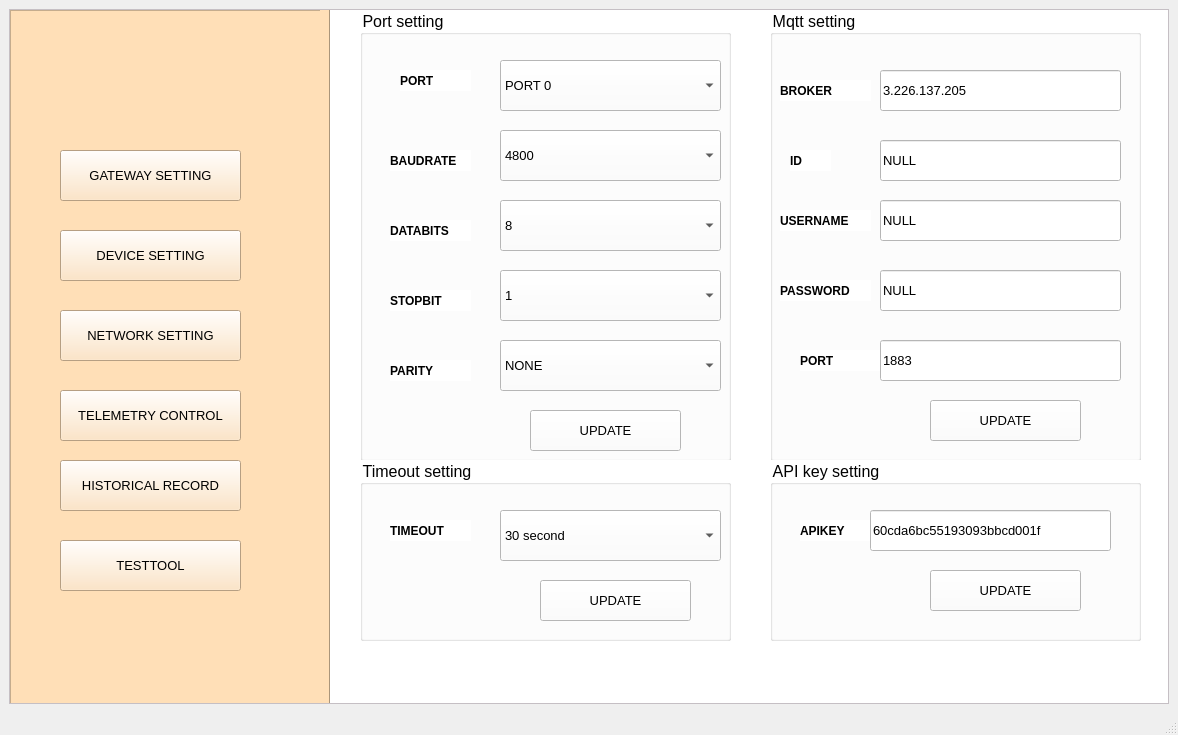
This is Thesis/configUI/NEWUI/gateway.ui in tnt310/ptn209b3 as Qt 5 draws it before an edit. The edited form follows.
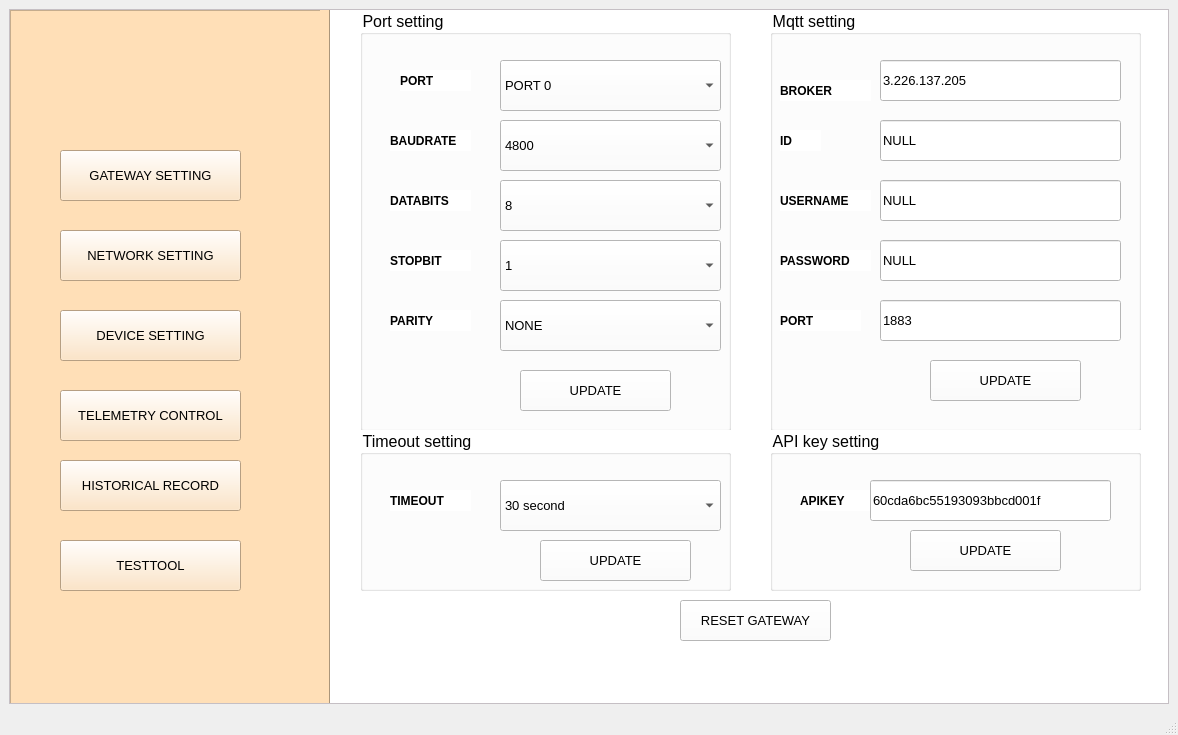
This is the edited form.

Patch:
```diff
--- a/Thesis/configUI/NEWUI/gateway.ui
+++ b/Thesis/configUI/NEWUI/gateway.ui
@@ -55,7 +55,7 @@
          <property name="geometry">
           <rect>
            <x>50</x>
-           <y>300</y>
+           <y>220</y>
            <width>181</width>
            <height>51</height>
           </rect>
@@ -92,7 +92,7 @@
          <property name="geometry">
           <rect>
            <x>50</x>
-           <y>220</y>
+           <y>300</y>
            <width>181</width>
            <height>51</height>
           </rect>
@@ -205,7 +205,7 @@
            <x>30</x>
            <y>0</y>
            <width>371</width>
-           <height>451</height>
+           <height>421</height>
           </rect>
          </property>
          <property name="font">
@@ -265,7 +265,7 @@
           <property name="geometry">
            <rect>
             <x>140</x>
-            <y>120</y>
+            <y>110</y>
             <width>221</width>
             <height>51</height>
            </rect>
@@ -305,7 +305,7 @@
           <property name="geometry">
            <rect>
             <x>30</x>
-            <y>140</y>
+            <y>120</y>
             <width>81</width>
             <height>21</height>
            </rect>
@@ -325,7 +325,7 @@
           <property name="geometry">
            <rect>
             <x>30</x>
-            <y>210</y>
+            <y>180</y>
             <width>81</width>
             <height>21</height>
            </rect>
@@ -345,7 +345,7 @@
           <property name="geometry">
            <rect>
             <x>140</x>
-            <y>190</y>
+            <y>170</y>
             <width>221</width>
             <height>51</height>
            </rect>
@@ -370,7 +370,7 @@
           <property name="geometry">
            <rect>
             <x>30</x>
-            <y>280</y>
+            <y>240</y>
             <width>81</width>
             <height>21</height>
            </rect>
@@ -390,7 +390,7 @@
           <property name="geometry">
            <rect>
             <x>140</x>
-            <y>260</y>
+            <y>230</y>
             <width>221</width>
             <height>51</height>
            </rect>
@@ -415,7 +415,7 @@
           <property name="geometry">
            <rect>
             <x>30</x>
-            <y>350</y>
+            <y>300</y>
             <width>81</width>
             <height>21</height>
            </rect>
@@ -435,7 +435,7 @@
           <property name="geometry">
            <rect>
             <x>140</x>
-            <y>330</y>
+            <y>290</y>
             <width>221</width>
             <height>51</height>
            </rect>
@@ -459,8 +459,8 @@
          <widget class="QPushButton" name="updateport">
           <property name="geometry">
            <rect>
-            <x>170</x>
-            <y>400</y>
+            <x>160</x>
+            <y>360</y>
             <width>151</width>
             <height>41</height>
            </rect>
@@ -481,7 +481,7 @@
            <x>440</x>
            <y>0</y>
            <width>371</width>
-           <height>451</height>
+           <height>421</height>
           </rect>
          </property>
          <property name="font">
@@ -517,7 +517,7 @@
           <property name="geometry">
            <rect>
             <x>10</x>
-            <y>200</y>
+            <y>180</y>
             <width>91</width>
             <height>21</height>
            </rect>
@@ -537,7 +537,7 @@
           <property name="geometry">
            <rect>
             <x>10</x>
-            <y>270</y>
+            <y>240</y>
             <width>91</width>
             <height>21</height>
            </rect>
@@ -556,8 +556,8 @@
          <widget class="QLabel" name="label_26">
           <property name="geometry">
            <rect>
-            <x>30</x>
-            <y>340</y>
+            <x>10</x>
+            <y>300</y>
             <width>81</width>
             <height>21</height>
            </rect>
@@ -577,7 +577,7 @@
           <property name="geometry">
            <rect>
             <x>160</x>
-            <y>390</y>
+            <y>350</y>
             <width>151</width>
             <height>41</height>
            </rect>
@@ -595,7 +595,7 @@
           <property name="geometry">
            <rect>
             <x>110</x>
-            <y>60</y>
+            <y>50</y>
             <width>241</width>
             <height>41</height>
            </rect>
@@ -613,7 +613,7 @@
           <property name="geometry">
            <rect>
             <x>110</x>
-            <y>190</y>
+            <y>170</y>
             <width>241</width>
             <height>41</height>
            </rect>
@@ -631,7 +631,7 @@
           <property name="geometry">
            <rect>
             <x>110</x>
-            <y>260</y>
+            <y>230</y>
             <width>241</width>
             <height>41</height>
            </rect>
@@ -649,7 +649,7 @@
           <property name="geometry">
            <rect>
             <x>110</x>
-            <y>330</y>
+            <y>290</y>
             <width>241</width>
             <height>41</height>
            </rect>
@@ -667,7 +667,7 @@
           <property name="geometry">
            <rect>
             <x>110</x>
-            <y>130</y>
+            <y>110</y>
             <width>241</width>
             <height>41</height>
            </rect>
@@ -684,8 +684,8 @@
          <widget class="QLabel" name="label_27">
           <property name="geometry">
            <rect>
-            <x>20</x>
-            <y>140</y>
+            <x>10</x>
+            <y>120</y>
             <width>41</width>
             <height>21</height>
            </rect>
@@ -706,9 +706,9 @@
          <property name="geometry">
           <rect>
            <x>30</x>
-           <y>450</y>
+           <y>420</y>
            <width>371</width>
-           <height>181</height>
+           <height>161</height>
           </rect>
          </property>
          <property name="font">
@@ -793,7 +793,7 @@
           <property name="geometry">
            <rect>
             <x>180</x>
-            <y>120</y>
+            <y>110</y>
             <width>151</width>
             <height>41</height>
            </rect>
@@ -812,9 +812,9 @@
          <property name="geometry">
           <rect>
            <x>440</x>
-           <y>450</y>
+           <y>420</y>
            <width>371</width>
-           <height>181</height>
+           <height>161</height>
           </rect>
          </property>
          <property name="font">
@@ -866,8 +866,8 @@
          <widget class="QPushButton" name="updateapikey">
           <property name="geometry">
            <rect>
-            <x>160</x>
-            <y>110</y>
+            <x>140</x>
+            <y>100</y>
             <width>151</width>
             <height>41</height>
            </rect>
@@ -882,6 +882,24 @@
           </property>
          </widget>
         </widget>
+        <widget class="QPushButton" name="resetgateway">
+         <property name="geometry">
+          <rect>
+           <x>350</x>
+           <y>590</y>
+           <width>151</width>
+           <height>41</height>
+          </rect>
+         </property>
+         <property name="font">
+          <font>
+           <pointsize>10</pointsize>
+          </font>
+         </property>
+         <property name="text">
+          <string>RESET GATEWAY</string>
+         </property>
+        </widget>
        </widget>
       </widget>
      </widget>
```
